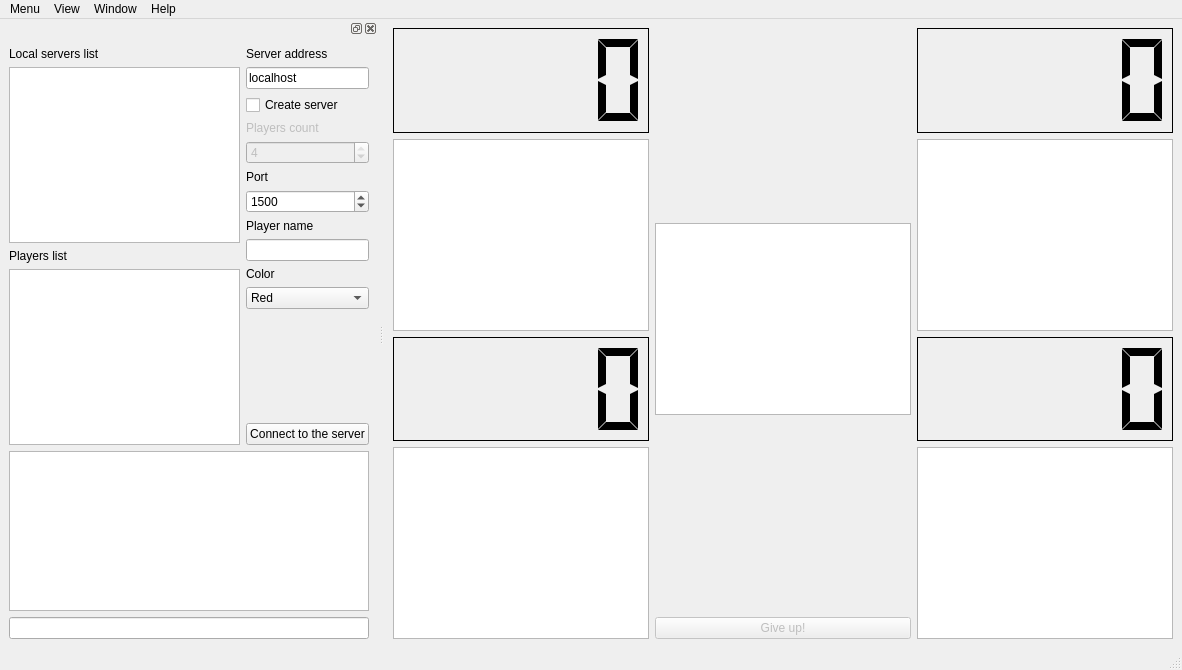
This is racingForm.ui in Anna-Sent/qblokus2 as Qt 5 draws it before an edit. The edited form follows.
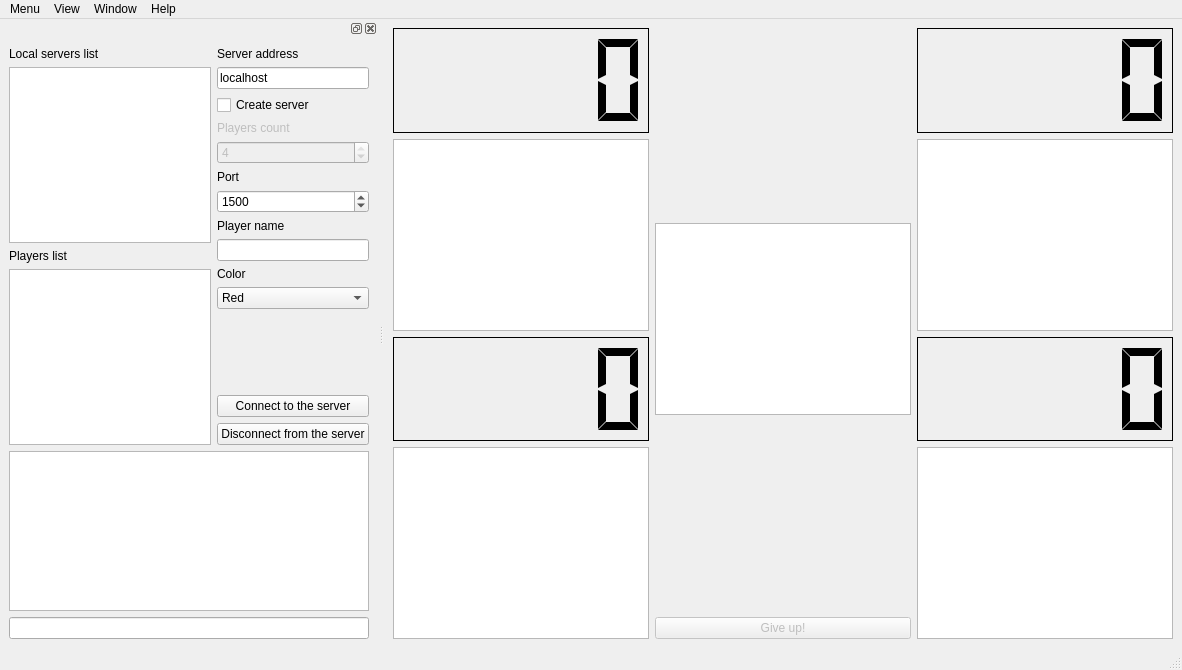
This is the edited form.

```diff
--- a/racingForm.ui
+++ b/racingForm.ui
@@ -362,6 +362,13 @@
              </property>
             </widget>
            </item>
+           <item row="14" column="0">
+            <widget class="QPushButton" name="pbDisconnect">
+             <property name="text">
+              <string>Disconnect from the server</string>
+             </property>
+            </widget>
+           </item>
           </layout>
          </item>
         </layout>
```
Left out of the diff: 6 changed lines with no effect on the pictures.
